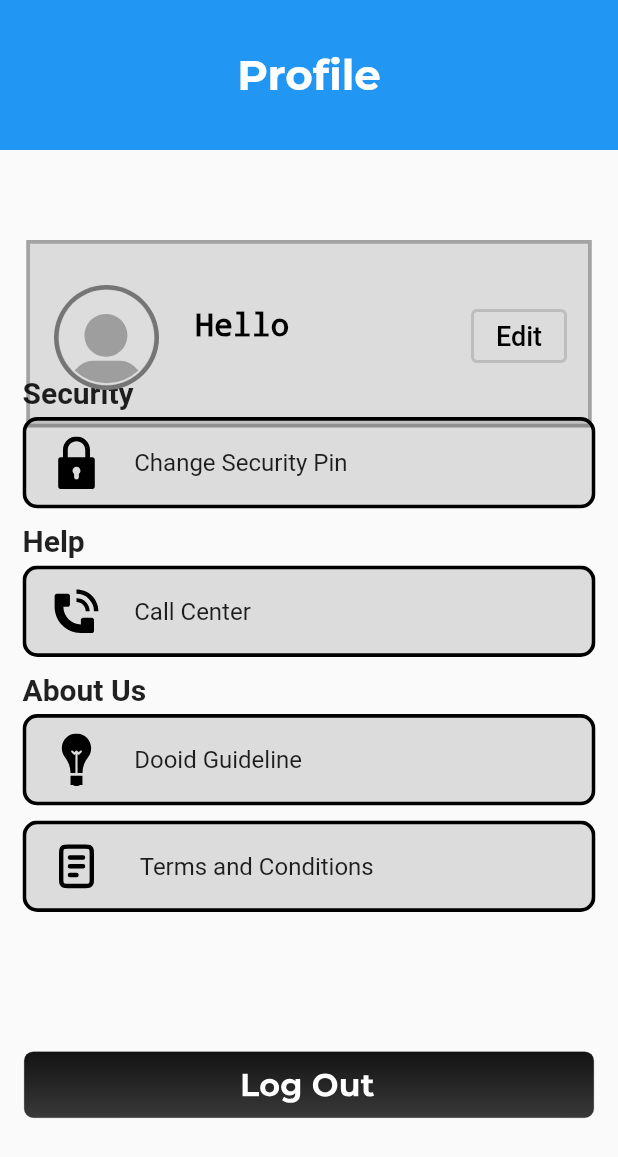
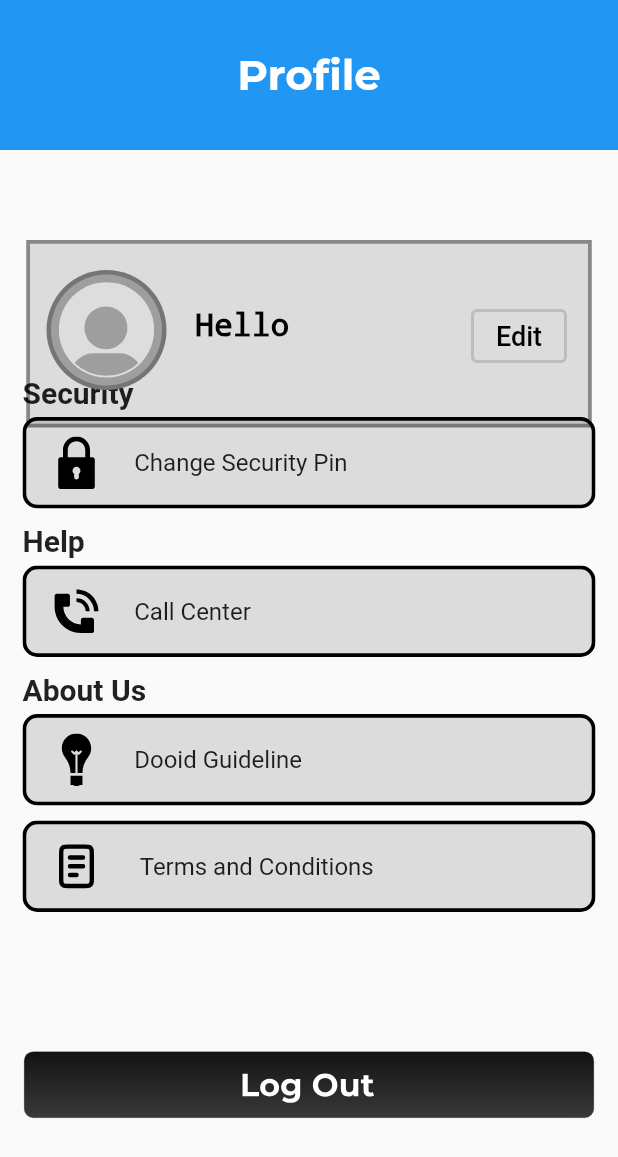
Before and after one commit to rlatksk/dooid, a Flutter app: the Profile screen opened directly, on a phone screen of 412 x 824 dp. Shown: the top 1157 px of the screen. Run offline on Flutter 3.47's test engine with Material 2 defaults, Android fonts, the phone set to English and light mode, and no system bars; our stand-ins replace flutter_svg, fluttertoast, google_fonts, image_picker, qr_flutter; missing offline and left inert: qr_code_scanner, slide_to_act_reborn; project files that could hold a hidden picture were left out.

Commit message:
Changed circle avatar radius & Added img to assets in pubspec.yaml

```diff
--- a/lib/main.dart
+++ b/lib/main.dart
@@ -1,10 +1,5 @@
 import 'package:dooid/provider/auth_provider.dart';
 import 'package:dooid/provider/UserDataProvider.dart';
-import 'package:dooid/screens/auth/login.dart';
-import 'package:dooid/screens/auth/changePin.dart';
-import 'package:dooid/screens/home.dart';
-import 'package:dooid/screens/profile.dart';
-import 'package:dooid/screens/auth/data.dart';
 import 'package:dooid/splash.dart';
 import 'package:flutter/material.dart';
 import 'package:provider/provider.dart';
@@ -23,7 +18,7 @@
 class MyApp extends StatelessWidget {
   @override
   Widget build(BuildContext context) {
-    return MaterialApp(debugShowCheckedModeBanner: false, home: Login());
+    return MaterialApp(debugShowCheckedModeBanner: false, home: Splash());
   }
 }
 //test
--- a/lib/screens/profile.dart
+++ b/lib/screens/profile.dart
@@ -1,8 +1,6 @@
 import 'dart:io';
 import 'package:dooid/screens/auth/login.dart';
 import 'package:dooid/screens/auth/changePin.dart';
-import 'package:dooid/screens/home.dart';
-import 'package:dooid/splash.dart';
 import 'package:dooid/utils/utils.dart';
 import 'package:dooid/widgets/widgets.dart';
 import 'package:flutter/services.dart';
@@ -244,7 +242,7 @@
               border: Border.all(
                 width: 2.5,
                 style: BorderStyle.solid,
-                color: Colors.black26,
+                color: Colors.black38,
               )),
         ),
       ),
@@ -302,13 +300,13 @@
         ),
       ),
       Container(
-          padding: const EdgeInsets.fromLTRB(0, 190, 270, 0),
+          padding: const EdgeInsets.fromLTRB(0, 180, 270, 0),
           child: SizedBox(
             child: CircleAvatar(
-              radius: 35,
+              radius: 40,
               backgroundColor: Colors.grey.shade600,
               child: CircleAvatar(
-                  radius: 32,
+                  radius: 37,
                   backgroundColor: Colors.grey.shade500,
                   backgroundImage: photo == "" ? null : FileImage(File(photo)),
                   child: photo == ""
```
